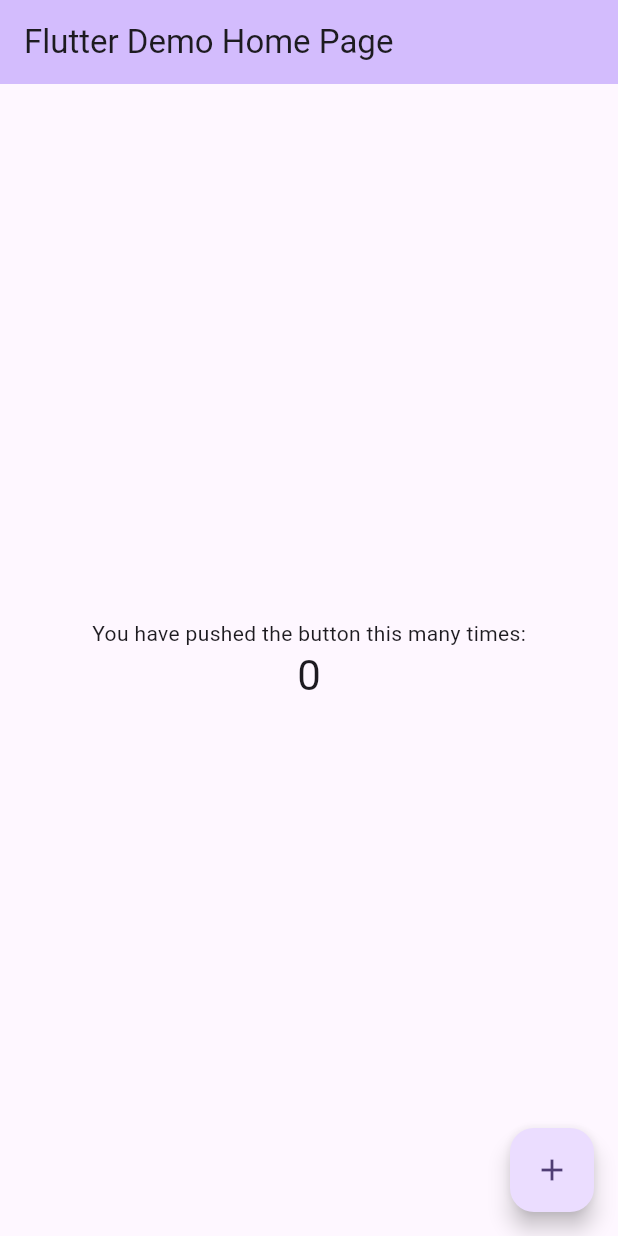
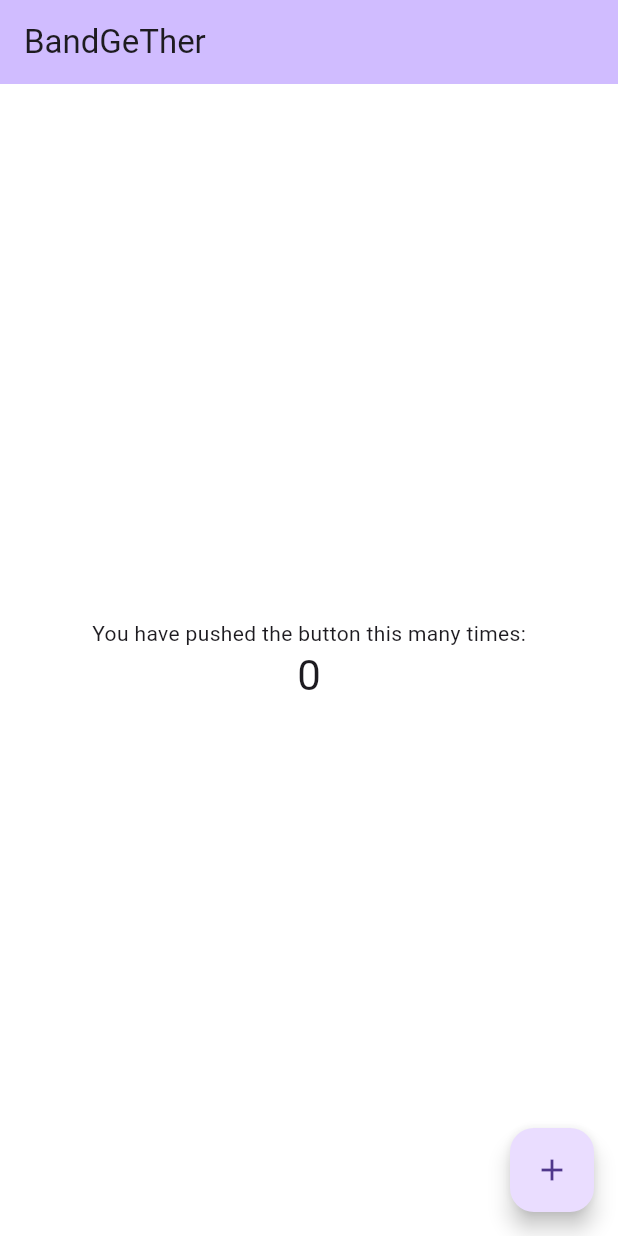
Before and after one commit to min-38/sg_f, a Flutter app: the screen it shows after launch, on a phone screen of 412 x 824 dp. Run offline on Flutter 3.47's test engine with Material 3 defaults, Android fonts, the phone set to English and light mode, and no system bars.

Commit message:
Complete - KAN-2
작업을 위한 기본 세팅

```diff
--- a/lib/main.dart
+++ b/lib/main.dart
@@ -1,4 +1,5 @@
 import 'package:flutter/material.dart';
+import 'package:frontend/utils/config.dart';
 
 void main() {
   runApp(const MyApp());
@@ -7,31 +8,45 @@ void main() {
 class MyApp extends StatelessWidget {
   const MyApp({super.key});
 
+  // This is for push navigate
+  static final navigatorKey = GlobalKey<NavigatorState>();
+
   // This widget is the root of your application.
   @override
   Widget build(BuildContext context) {
     return MaterialApp(
-      title: 'Flutter Demo',
+      navigatorKey: navigatorKey,
+      title: 'BandGeTher',
       theme: ThemeData(
-        // This is the theme of your application.
-        //
-        // TRY THIS: Try running your application with "flutter run". You'll see
-        // the application has a purple toolbar. Then, without quitting the app,
-        // try changing the seedColor in the colorScheme below to Colors.green
-        // and then invoke "hot reload" (save your changes or press the "hot
-        // reload" button in a Flutter-supported IDE, or press "r" if you used
-        // the command line to start the app).
-        //
-        // Notice that the counter didn't reset back to zero; the application
-        // state is not lost during the reload. To reset the state, use hot
-        // restart instead.
-        //
-        // This works for code too, not just values: Most code changes can be
-        // tested with just a hot reload.
-        colorScheme: ColorScheme.fromSeed(seedColor: Colors.deepPurple),
-        useMaterial3: true,
+        // pre-define input decoration
+        inputDecorationTheme: const InputDecorationTheme(
+          focusColor: Config.primaryColor,
+          border: Config.outlinedBorder,
+          focusedBorder: Config.focusBorder,
+          errorBorder: Config.errorBorder,
+          enabledBorder: Config.outlinedBorder,
+          floatingLabelStyle: TextStyle(color: Config.primaryColor),
+          prefixIconColor: Colors.black38,
+        ),
+        scaffoldBackgroundColor: Colors.white,
+        bottomNavigationBarTheme: BottomNavigationBarThemeData(
+          backgroundColor: Config.primaryColor,
+          selectedItemColor: Colors.white,
+          showSelectedLabels: true,
+          showUnselectedLabels: false,
+          unselectedItemColor: Colors.grey.shade700,
+          elevation: 10,
+          type: BottomNavigationBarType.fixed,
+        ),
       ),
-      home: const MyHomePage(title: 'Flutter Demo Home Page'),
+      initialRoute: '/',
+      routes: {
+        // this is initial route of the app
+        // which is auth page (login and sign up)
+
+        // '/':(context) => const
+      },
+      home: const MyHomePage(title: 'BandGeTher'),
     );
   }
 }
--- /dev/null
+++ b/lib/utils/config.dart
@@ -0,0 +1,52 @@
+import 'package:flutter/material.dart';
+
+class Config {
+  static MediaQueryData? mediaQueryData;
+  static double? screenWidth;
+  static double? screenHeight;
+
+  // 넓이, 높이 초기화
+  void init(BuildContext context) {
+    mediaQueryData = MediaQuery.of(context);
+    screenWidth = mediaQueryData!.size.width;
+    screenHeight = mediaQueryData!.size.height;
+  }
+
+  static get widthSize {
+    return screenWidth;
+  }
+
+  static get heightSize {
+    return screenHeight;
+  }
+
+  // 높이 정의
+  static const spaceSmall = SizedBox(
+    height: 25,
+  );
+  static final spaceMedium = SizedBox(
+    height: screenHeight! * 0.05,
+  );
+  static final spaceBig = SizedBox(
+    height: screenHeight! * 0.08,
+  );
+
+  // testform field order
+  static const outlinedBorder = OutlineInputBorder(
+    borderRadius: BorderRadius.all(Radius.circular(0)),
+  );
+
+  static const focusBorder = OutlineInputBorder(
+      borderRadius: BorderRadius.all(Radius.circular(0)),
+      borderSide: BorderSide(
+        color: Colors.greenAccent,
+      ));
+
+  static const errorBorder = OutlineInputBorder(
+      borderRadius: BorderRadius.all(Radius.circular(0)),
+      borderSide: BorderSide(
+        color: Colors.red,
+      ));
+
+  static const primaryColor = Colors.greenAccent;
+}
```
